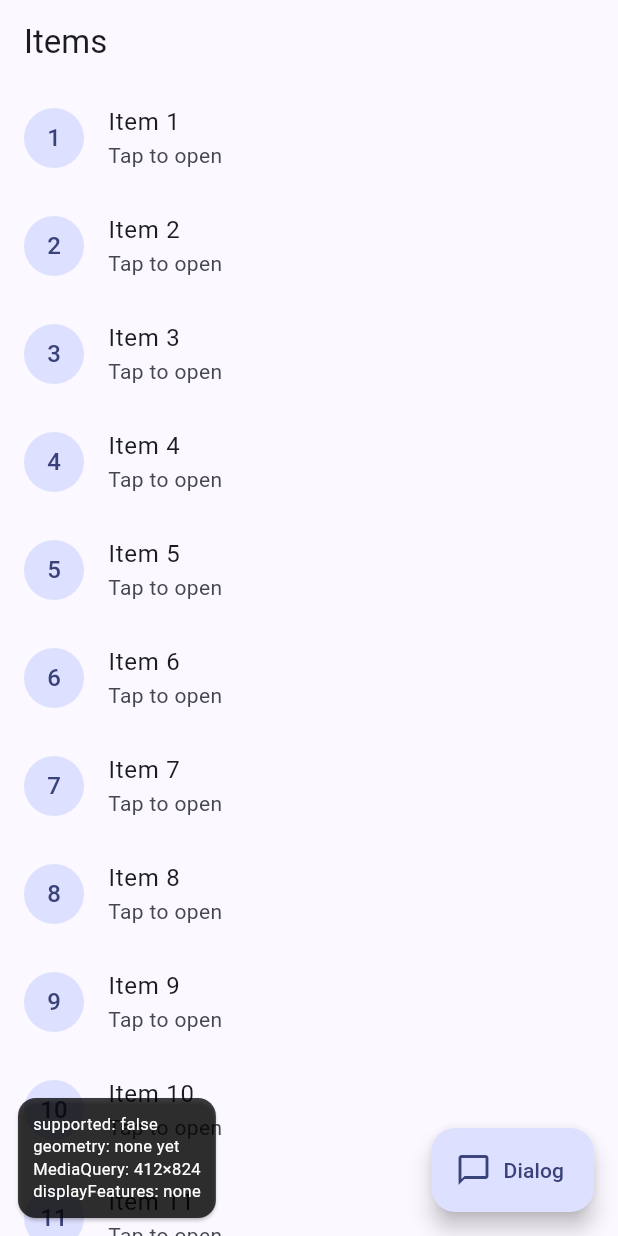
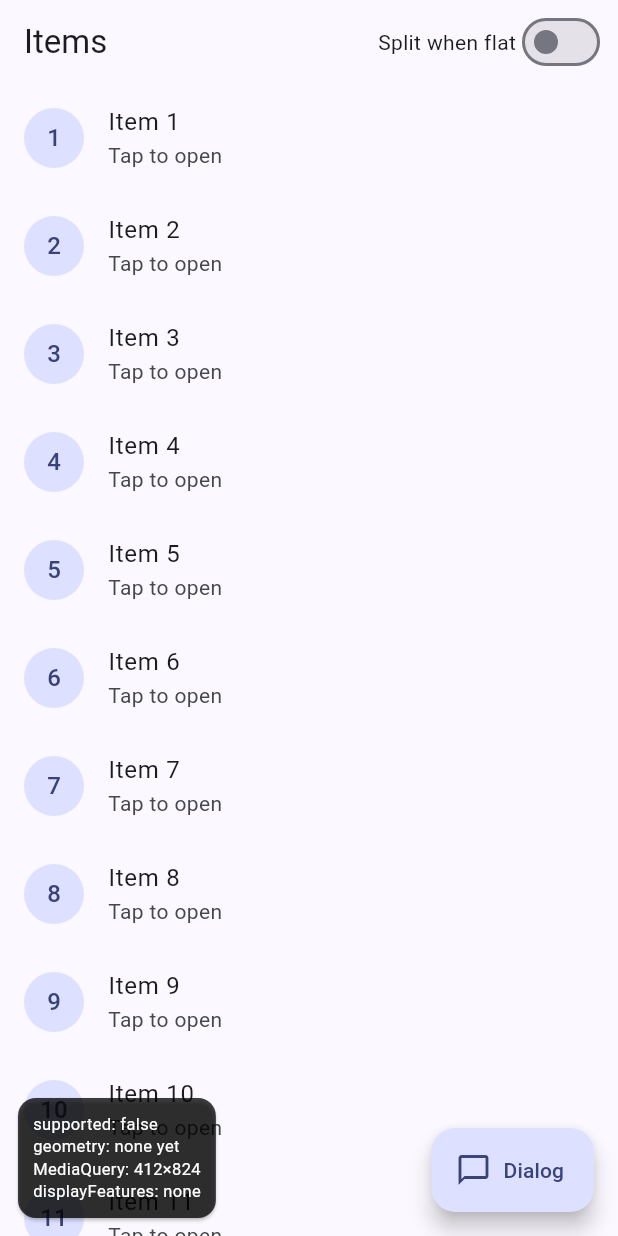
Before and after one commit to Geekles007/duo_display, a Flutter app: the screen it shows after launch, on a phone screen of 412 x 824 dp. Run offline on Flutter 3.47's test engine with Material 3 defaults, Android fonts, the phone set to English and light mode, and no system bars; Roboto replaces fonts that are missing (Menlo).

Commit message:
feat(example): show list and detail side by side with DuoLayoutBuilder
The list page lays out the list and the selected item's detail on either
side of the hinge when DuoLayoutBuilder splits, and keeps pushing the
detail page otherwise. A switch in the app bar toggles splitWhenFlat.

```diff
--- a/example/lib/main.dart
+++ b/example/lib/main.dart
@@ -26,31 +26,60 @@ class ExampleApp extends StatelessWidget {
   }
 }
 
-class ItemListPage extends StatelessWidget {
+class ItemListPage extends StatefulWidget {
   const ItemListPage({super.key});
 
   static const itemCount = 40;
 
   @override
+  State<ItemListPage> createState() => _ItemListPageState();
+}
+
+class _ItemListPageState extends State<ItemListPage> {
+  int _selected = 0;
+  bool _splitWhenFlat = false;
+
+  @override
   Widget build(BuildContext context) {
     return Scaffold(
-      appBar: AppBar(title: const Text('Items')),
+      appBar: AppBar(
+        title: const Text('Items'),
+        actions: [
+          const Text('Split when flat'),
+          Switch(
+            value: _splitWhenFlat,
+            onChanged: (value) => setState(() => _splitWhenFlat = value),
+          ),
+          const SizedBox(width: 8),
+        ],
+      ),
       floatingActionButton: FloatingActionButton.extended(
         onPressed: () => showExampleDialog(context),
         icon: const Icon(Icons.chat_bubble_outline),
         label: const Text('Dialog'),
       ),
-      body: ListView.builder(
-        itemCount: itemCount,
+      // Two panes around the hinge in Book (and when flat, with the switch
+      // on): the list on one side, the selected item on the other.
+      body: DuoLayoutBuilder(
+        splitWhenFlat: _splitWhenFlat,
+        builder: (context, layout) => layout.place(
+          first: ListView.builder(
+            itemCount: ItemListPage.itemCount,
             itemBuilder: (context, index) => ListTile(
               leading: CircleAvatar(child: Text('${index + 1}')),
               title: Text('Item ${index + 1}'),
-          subtitle: const Text('Tap to open'),
-          onTap: () => Navigator.of(context).push(
+              subtitle: Text(layout.isSplit ? 'Tap to show' : 'Tap to open'),
+              selected: layout.isSplit && index == _selected,
+              onTap: () => layout.isSplit
+                  ? setState(() => _selected = index)
+                  : Navigator.of(context).push(
                       MaterialPageRoute<void>(
                         builder: (_) => ItemDetailPage(index: index),
                       ),
                     ),
+            ),
+          ),
+          second: ItemDetailView(index: _selected),
         ),
       ),
     );
@@ -64,10 +93,22 @@ class ItemDetailPage extends StatelessWidget {
 
   @override
   Widget build(BuildContext context) {
-    final textTheme = Theme.of(context).textTheme;
     return Scaffold(
       appBar: AppBar(title: Text('Item ${index + 1}')),
-      body: Center(
+      body: ItemDetailView(index: index),
+    );
+  }
+}
+
+class ItemDetailView extends StatelessWidget {
+  const ItemDetailView({required this.index, super.key});
+
+  final int index;
+
+  @override
+  Widget build(BuildContext context) {
+    final textTheme = Theme.of(context).textTheme;
+    return Center(
       child: StreamBuilder<DuoGeometry>(
         stream: DuoDisplay.geometry,
         builder: (context, snapshot) => Column(
@@ -98,7 +139,6 @@ class ItemDetailPage extends StatelessWidget {
           ],
         ),
       ),
-      ),
     );
   }
 }
```
Lines whose indentation alone changed are shown as unchanged.
